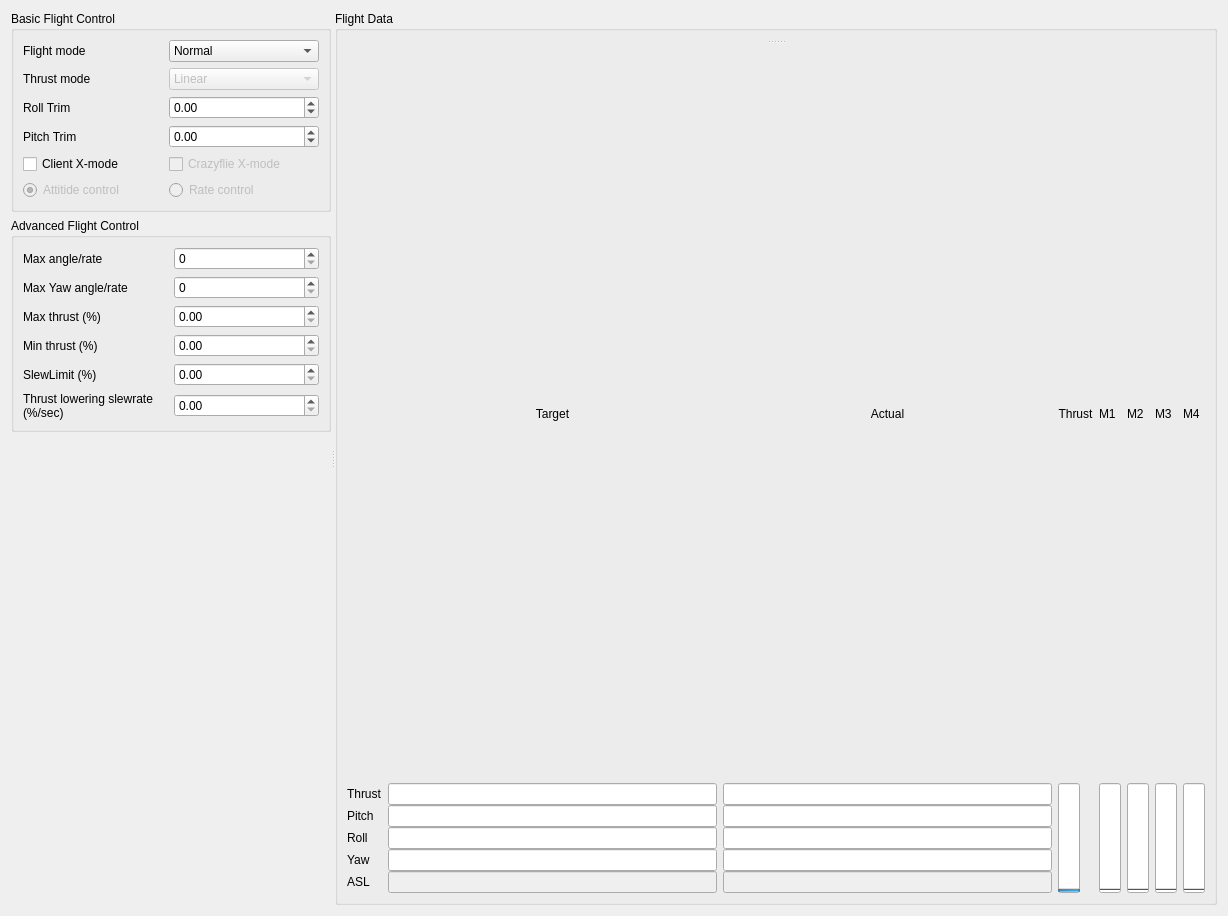
Old version of the form lib/cfclient/ui/tabs/flightTab.ui in the repository phantomnat/crazy-bike-client.
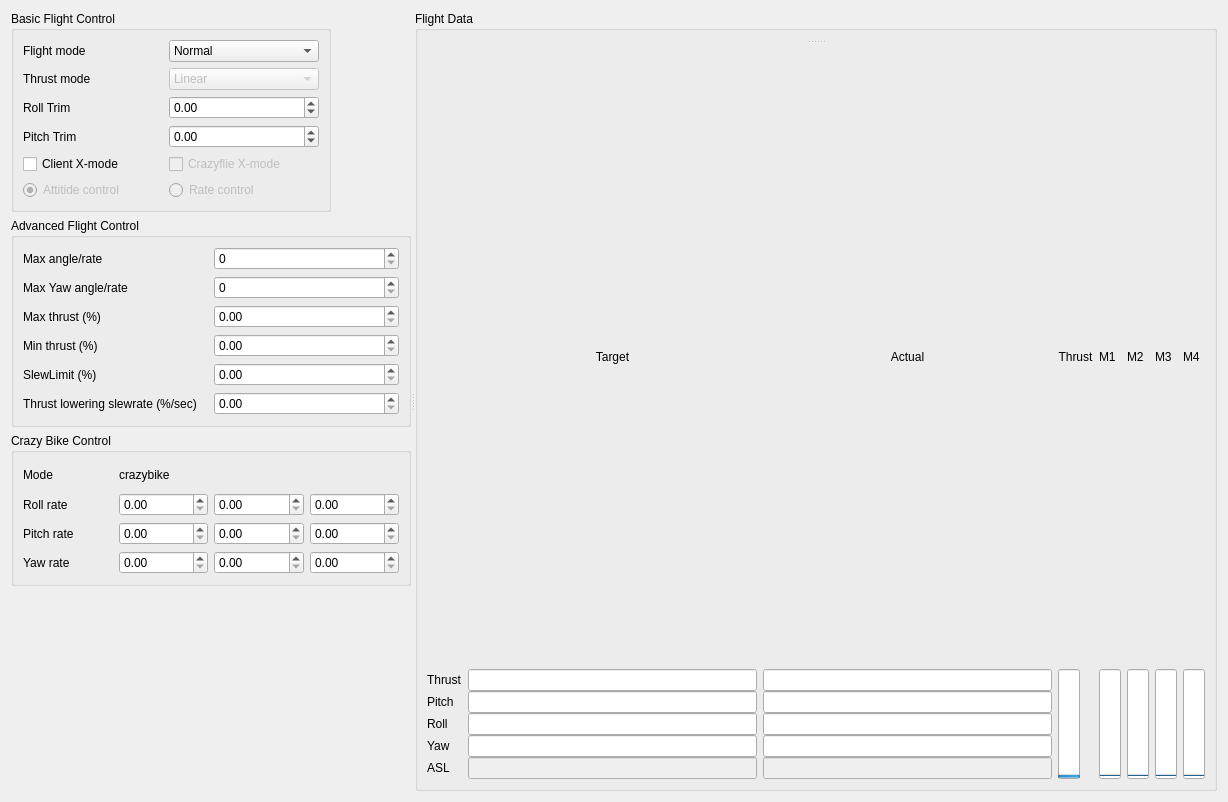
New version of the form.

Commit message: connect pid param settings to ui

```diff
--- a/lib/cfclient/ui/tabs/flightTab.ui
+++ b/lib/cfclient/ui/tabs/flightTab.ui
@@ -7,7 +7,7 @@
     <x>0</x>
     <y>0</y>
     <width>1228</width>
-    <height>916</height>
+    <height>802</height>
    </rect>
   </property>
   <property name="windowTitle">
@@ -233,7 +233,7 @@
          </property>
          <property name="minimumSize">
           <size>
-           <width>320</width>
+           <width>400</width>
            <height>0</height>
           </size>
          </property>
@@ -340,6 +340,141 @@
          </layout>
         </widget>
        </item>
+       <item>
+        <widget class="QGroupBox" name="groupBox_4">
+         <property name="sizePolicy">
+          <sizepolicy hsizetype="Fixed" vsizetype="Minimum">
+           <horstretch>0</horstretch>
+           <verstretch>0</verstretch>
+          </sizepolicy>
+         </property>
+         <property name="minimumSize">
+          <size>
+           <width>400</width>
+           <height>0</height>
+          </size>
+         </property>
+         <property name="maximumSize">
+          <size>
+           <width>320</width>
+           <height>16777215</height>
+          </size>
+         </property>
+         <property name="title">
+          <string>Crazy Bike Control</string>
+         </property>
+         <layout class="QHBoxLayout" name="horizontalLayout_5">
+          <item>
+           <layout class="QGridLayout" name="gridLayout_6">
+            <item row="2" column="1">
+             <widget class="QDoubleSpinBox" name="dsbPitchKp">
+              <property name="maximum">
+               <double>9999.989999999999782</double>
+              </property>
+             </widget>
+            </item>
+            <item row="0" column="1" colspan="2">
+             <widget class="QLabel" name="lblOnFly">
+              <property name="minimumSize">
+               <size>
+                <width>0</width>
+                <height>25</height>
+               </size>
+              </property>
+              <property name="text">
+               <string>crazybike</string>
+              </property>
+             </widget>
+            </item>
+            <item row="3" column="3">
+             <widget class="QDoubleSpinBox" name="dsbYawKd">
+              <property name="maximum">
+               <double>9999.989999999999782</double>
+              </property>
+             </widget>
+            </item>
+            <item row="1" column="2">
+             <widget class="QDoubleSpinBox" name="dsbRollKi">
+              <property name="maximum">
+               <double>9999.989999999999782</double>
+              </property>
+             </widget>
+            </item>
+            <item row="1" column="3">
+             <widget class="QDoubleSpinBox" name="dsbRollKd">
+              <property name="maximum">
+               <double>9999.989999999999782</double>
+              </property>
+             </widget>
+            </item>
+            <item row="3" column="0">
+             <widget class="QLabel" name="label_19">
+              <property name="text">
+               <string>Yaw rate</string>
+              </property>
+             </widget>
+            </item>
+            <item row="1" column="1">
+             <widget class="QDoubleSpinBox" name="dsbRollKp">
+              <property name="maximum">
+               <double>9999.989999999999782</double>
+              </property>
+             </widget>
+            </item>
+            <item row="2" column="0">
+             <widget class="QLabel" name="label_18">
+              <property name="text">
+               <string>Pitch rate</string>
+              </property>
+             </widget>
+            </item>
+            <item row="0" column="0">
+             <widget class="QLabel" name="label_8">
+              <property name="text">
+               <string>Mode</string>
+              </property>
+             </widget>
+            </item>
+            <item row="1" column="0">
+             <widget class="QLabel" name="label_10">
+              <property name="text">
+               <string>Roll rate</string>
+              </property>
+             </widget>
+            </item>
+            <item row="2" column="2">
+             <widget class="QDoubleSpinBox" name="dsbPitchKi">
+              <property name="maximum">
+               <double>9999.989999999999782</double>
+              </property>
+             </widget>
+            </item>
+            <item row="2" column="3">
+             <widget class="QDoubleSpinBox" name="dsbPitchKd">
+              <property name="maximum">
+               <double>9999.989999999999782</double>
+              </property>
+             </widget>
+            </item>
+            <item row="3" column="1">
+             <widget class="QDoubleSpinBox" name="dsbYawKp">
+              <property name="maximum">
+               <double>9999.989999999999782</double>
+              </property>
+             </widget>
+            </item>
+            <item row="3" column="2">
+             <widget class="QDoubleSpinBox" name="dsbYawKi">
+              <property name="maximum">
+               <double>9999.989999999999782</double>
+              </property>
+             </widget>
+            </item>
+           </layout>
+          </item>
+         </layout>
+        </widget>
+       </item>
        <item>
         <spacer name="verticalSpacer">
          <property name="orientation">
```
The commit also changes 1 other file.
